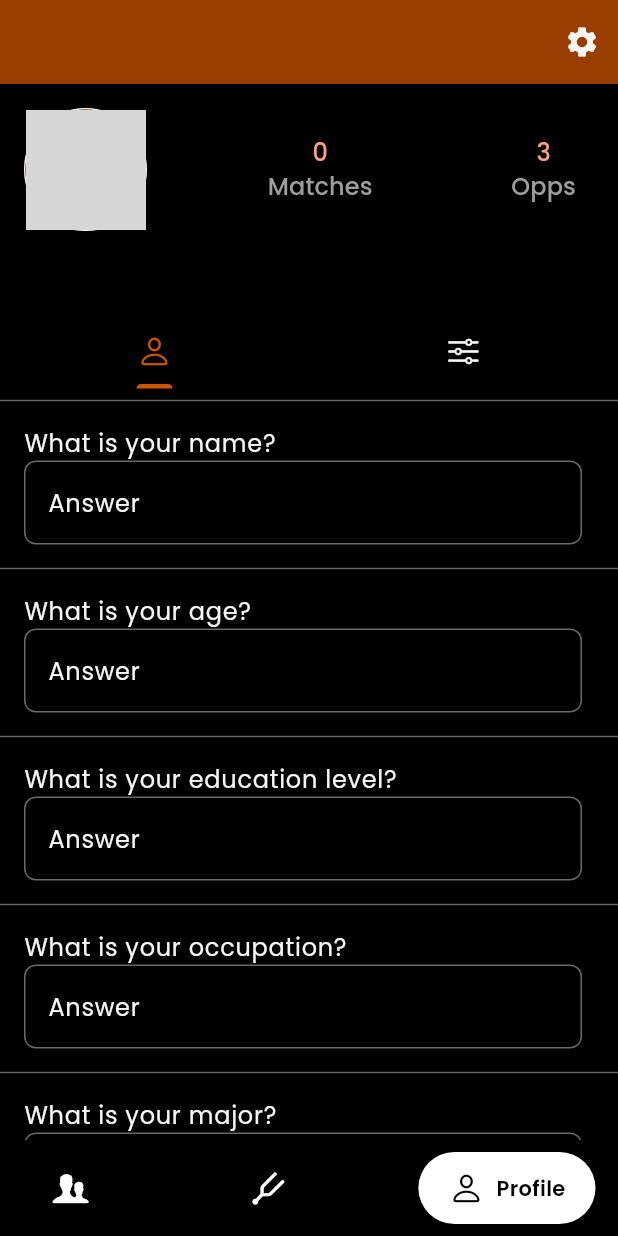
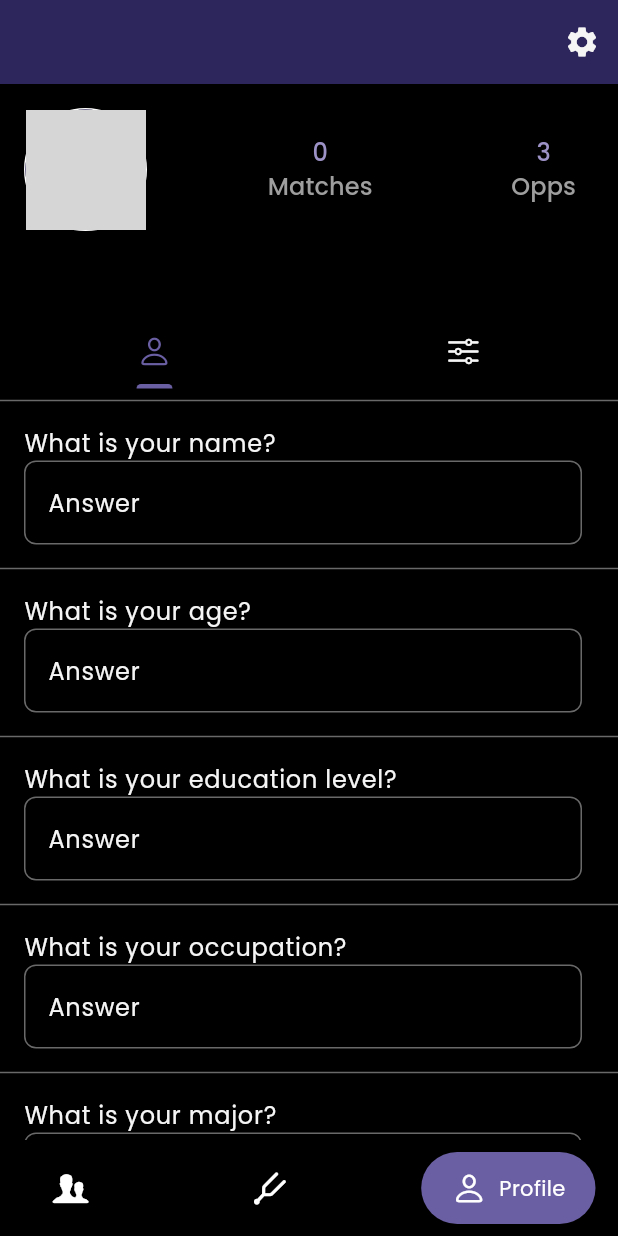
Before and after one commit to sb2bg/roommaite, a Flutter app: the screen it shows once a user with an empty profile is signed in, item 3 of the bottom bar chosen, on a phone screen of 412 x 824 dp. Run offline on Flutter 3.47's test engine with Material 3 defaults, Android fonts, the phone set to English and light mode, and no system bars; drawn by our look-alikes of google_nav_bar; our stand-ins replace cached_network_image, font_awesome_flutter, google_fonts, google_sign_in, supabase_flutter; accounts and stored records are empty; network calls fail; grey boxes are pictures that could not be loaded.

Commit message:
Update theme colors

```diff
--- a/lib/pages/main_screen.dart
+++ b/lib/pages/main_screen.dart
@@ -4,6 +4,7 @@ import 'package:google_nav_bar/google_nav_bar.dart';
 import 'package:roommaite/pages/calibrate_page.dart';
 import 'package:roommaite/pages/profile_page.dart';
 import 'package:roommaite/pages/search_page.dart';
+import 'package:roommaite/util/theme.dart';
 
 class MainScreen extends StatefulWidget {
   const MainScreen({super.key});
@@ -38,9 +39,9 @@ class _MainScreenState extends State<MainScreen> {
         child: Padding(
           padding: const EdgeInsets.symmetric(horizontal: 15.0, vertical: 8),
           child: GNav(
-            hoverColor: Colors.grey,
-            tabBackgroundColor: Colors.white,
+            tabBackgroundColor: AppColors.purple,
             color: Colors.white,
+            textStyle: TextStyle(color: Colors.white),
             gap: 8,
             activeColor: Colors.black,
             iconSize: 24,
@@ -52,15 +53,18 @@ class _MainScreenState extends State<MainScreen> {
               //   text: 'Home',
               // ),
               GButton(
+                iconActiveColor: Colors.white,
                 icon: CupertinoIcons.person_2_alt,
                 text: 'Search',
               ),
               GButton(
                 icon: CupertinoIcons.tuningfork,
+                iconActiveColor: Colors.white,
                 text: 'Calibrate',
               ),
               GButton(
                 icon: CupertinoIcons.person,
+                iconActiveColor: Colors.white,
                 text: 'Profile',
               ),
             ],
--- a/lib/pages/search_page.dart
+++ b/lib/pages/search_page.dart
@@ -1,4 +1,5 @@
 import 'package:flutter/material.dart';
+import 'package:roommaite/widgets/question_page.dart';
 
 class SearchPage extends StatelessWidget {
   const SearchPage({super.key});
@@ -10,7 +11,7 @@ class SearchPage extends StatelessWidget {
         title: const Text('Search Page'),
       ),
       body: const Center(
-        child: Text('Search Page'),
+        child: QuestionPage(edit: false)
       ),
     );
   }
--- a/lib/util/theme.dart
+++ b/lib/util/theme.dart
@@ -3,9 +3,9 @@ import 'package:flutter/services.dart';
 import 'package:google_fonts/google_fonts.dart';
 
 abstract class AppColors {
-  static const Color burntOrange = Color(0xFFCC5500);
-  static const Color darkBurntOrange = Color(0xFF993D00);
-  static const Color lightBurntOrange = Color(0xFFFFA07A);
+  static const Color purple = Color(0xFF6A5FA2);
+  static const Color darkPurple = Color(0xFF2D265C);
+  static const Color lightPurple = Color(0xFF9D92C6);
   static const Color whiteSmoke = Color(0xFFF5F5F5);
   static const Color darkGray = Color(0xFFA9A9A9);
   static const Color dimGray = Color(0xFF696969);
@@ -20,20 +20,20 @@ ThemeData get dark {
     brightness: Brightness.dark,
     colorScheme: const ColorScheme(
       brightness: Brightness.dark,
-      primary: AppColors.burntOrange,
+      primary: AppColors.purple,
       onPrimary: Colors.white,
-      secondary: AppColors.lightBurntOrange,
+      secondary: AppColors.lightPurple,
       onSecondary: Colors.white,
-      tertiary: AppColors.darkBurntOrange,
-      onTertiary: AppColors.darkBurntOrange,
+      tertiary: AppColors.darkPurple,
+      onTertiary: AppColors.darkPurple,
       error: AppColors.darkGray,
       onError: Colors.white,
-      surface: AppColors.darkBurntOrange,
+      surface: AppColors.darkPurple,
       onSurface: AppColors.whiteSmoke,
     ),
     fontFamily: fontFamily,
     appBarTheme: AppBarTheme(
-      backgroundColor: AppColors.darkBurntOrange,
+      backgroundColor: AppColors.darkPurple,
       titleTextStyle: TextStyle(
         fontWeight: FontWeight.w600,
         fontFamily: fontFamily,
@@ -43,19 +43,19 @@ ThemeData get dark {
       elevation: 0,
       iconTheme: const IconThemeData(color: AppColors.whiteSmoke),
       systemOverlayStyle: const SystemUiOverlayStyle(
-        statusBarColor: AppColors.darkBurntOrange,
+        statusBarColor: AppColors.purple,
         statusBarIconBrightness: Brightness.light,
         statusBarBrightness: Brightness.dark,
       ),
     ),
     scaffoldBackgroundColor: AppColors.black,
     bottomNavigationBarTheme: BottomNavigationBarThemeData(
-      backgroundColor: AppColors.darkBurntOrange,
-      selectedItemColor: AppColors.burntOrange,
+      backgroundColor: AppColors.darkPurple,
+      selectedItemColor: AppColors.purple,
       unselectedItemColor: AppColors.dimGray.withOpacity(0.6),
     ),
     cardTheme: CardTheme(
-      color: AppColors.darkBurntOrange,
+      color: AppColors.darkPurple,
       shadowColor: AppColors.dimGray.withOpacity(0.25),
     ),
     textTheme: TextTheme(
@@ -102,7 +102,7 @@ ThemeData get dark {
         borderRadius: BorderRadius.circular(8.0),
       ),
       focusedBorder: OutlineInputBorder(
-        borderSide: const BorderSide(color: AppColors.burntOrange),
+        borderSide: const BorderSide(color: AppColors.purple),
         borderRadius: BorderRadius.circular(8.0),
       ),
       errorBorder: OutlineInputBorder(
@@ -117,7 +117,7 @@ ThemeData get dark {
     ),
     elevatedButtonTheme: ElevatedButtonThemeData(
       style: ButtonStyle(
-        backgroundColor: WidgetStateProperty.all(AppColors.burntOrange),
+        backgroundColor: WidgetStateProperty.all(AppColors.purple),
         foregroundColor: WidgetStateProperty.all(Colors.white),
         shape: WidgetStateProperty.all(
           RoundedRectangleBorder(borderRadius: BorderRadius.circular(8)),
@@ -126,13 +126,13 @@ ThemeData get dark {
     ),
     textButtonTheme: TextButtonThemeData(
       style: ButtonStyle(
-        foregroundColor: WidgetStateProperty.all(AppColors.lightBurntOrange),
+        foregroundColor: WidgetStateProperty.all(AppColors.lightPurple),
       ),
     ),
     snackBarTheme: SnackBarThemeData(
       behavior: SnackBarBehavior.floating,
       shape: RoundedRectangleBorder(borderRadius: BorderRadius.circular(8)),
-      backgroundColor: AppColors.darkBurntOrange,
+      backgroundColor: AppColors.darkPurple,
       contentTextStyle: const TextStyle(color: AppColors.whiteSmoke),
     ),
     dividerTheme: const DividerThemeData(
--- a/lib/widgets/question_page.dart
+++ b/lib/widgets/question_page.dart
@@ -15,7 +15,18 @@ class _QuestionPageState extends State<QuestionPage> {
   Widget build(BuildContext context) {
     return Scaffold(
       body: Center(
-        child: ListView.separated(
+        child: widget.edit ? EditableQuestions() : NonEditableQuestions()
+      ),
+    );
+  }
+}
+
+class EditableQuestions extends StatelessWidget {
+  const EditableQuestions({super.key});
+
+  @override
+  Widget build(BuildContext context) {
+    return ListView.separated(
           itemCount: _requiredQuestions.length + _optionalQuestions.length,
           separatorBuilder: (context, index) => const Divider(),
           itemBuilder: (context, index) {
@@ -26,12 +37,12 @@ class _QuestionPageState extends State<QuestionPage> {
             return ListTile(
               title: Text(question.question),
               subtitle: question is OpenEndedQuestion
-                  ? TextField(
-                      decoration: const InputDecoration(
+                  ? const TextField(
+                      decoration: InputDecoration(
                         hintText: 'Answer',
                       ),
                     )
-                  : Row(
+                  : const Row(
                       children: [
                         Text('Yes'),
                         Radio(
@@ -49,9 +60,16 @@ class _QuestionPageState extends State<QuestionPage> {
                     ),
             );
           },
-        ),
-      ),
-    );
+        );
+  }
+}
+
+class NonEditableQuestions extends StatelessWidget {
+  const NonEditableQuestions({super.key});
+
+  @override
+  Widget build(BuildContext context) {
+    return Container();
   }
 }
 
--- a/pubspec.yaml
+++ b/pubspec.yaml
@@ -66,9 +66,8 @@ flutter:
   uses-material-design: true
 
   # To add assets to your application, add an assets section, like this:
-  # assets:
-  #   - images/a_dot_burr.jpeg
-  #   - images/a_dot_ham.jpeg
+  assets:
+    - images/bg.png
 
   # An image asset can refer to one or more resolution-specific "variants", see
   # https://flutter.dev/to/resolution-aware-images
```
Also changed, not shown: images/bg.png (added).
